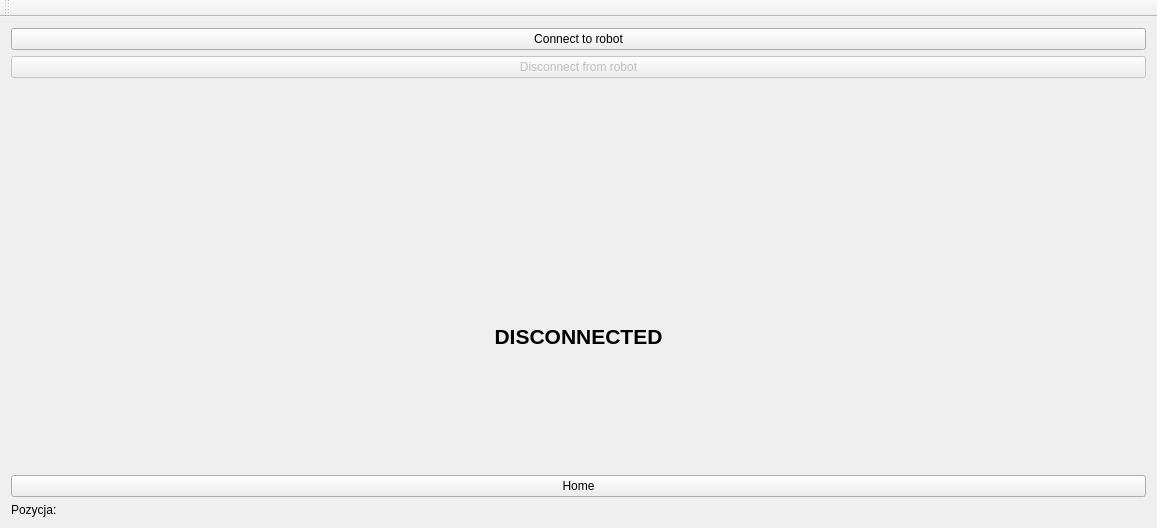
Before: the Qt Designer form URTestApp/mainwindow.ui in piokac/mocap2optitrack, drawn with Qt 5.
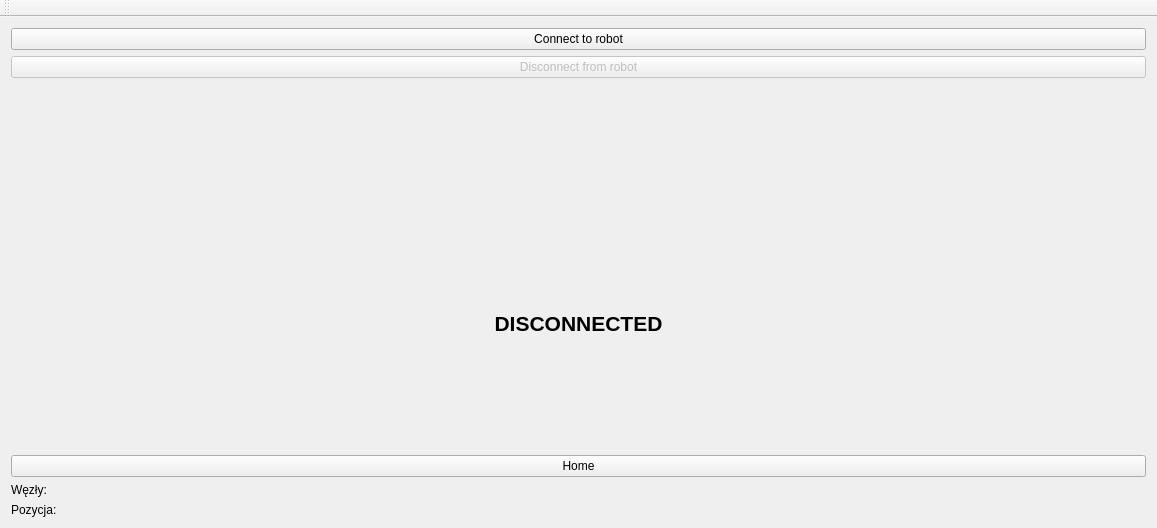
After: the same form once the commit is applied.

```diff
--- a/URTestApp/mainwindow.ui
+++ b/URTestApp/mainwindow.ui
@@ -97,6 +97,13 @@
         </property>
        </widget>
       </item>
+      <item>
+       <widget class="QLabel" name="label_joints">
+        <property name="text">
+         <string>Węzły:</string>
+        </property>
+       </widget>
+      </item>
       <item>
        <widget class="QLabel" name="label_pose">
         <property name="text">
```
